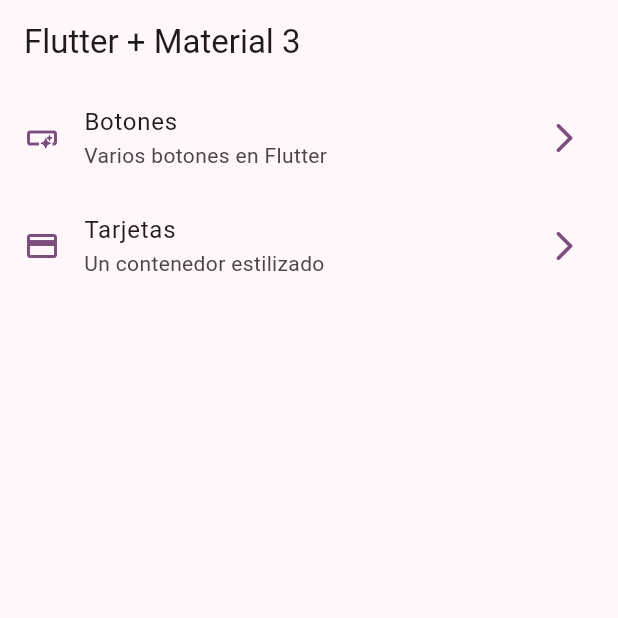
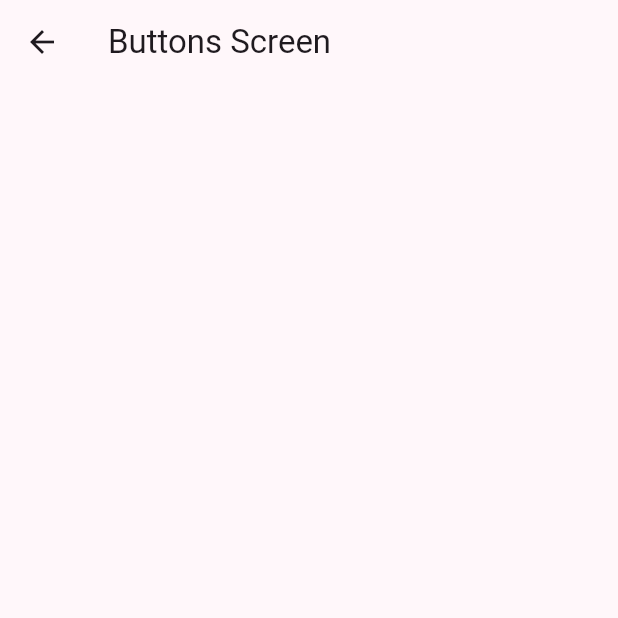
Before and after one commit to ChristianCeT/flutter-riverpod-widgets, a Flutter app: the screen it shows after launch, after a tap on "Botones", on a phone screen of 412 x 824 dp, the top half of it. Run offline on Flutter 3.47's test engine with Material 2 defaults, Android fonts, the phone set to English and light mode, and no system bars.

```diff
--- a/lib/config/menu/menu_items.dart
+++ b/lib/config/menu/menu_items.dart
@@ -24,7 +24,7 @@ const appMenuItems = <MenuItem>[
   MenuItem(
     title: 'Tarjetas',
     subTitle: 'Un contenedor estilizado',
-    link: '/card',
+    link: '/cards',
     icon: Icons.credit_card,
   ),
 ];
--- a/lib/main.dart
+++ b/lib/main.dart
@@ -1,5 +1,7 @@
 import 'package:flutter/material.dart';
 import 'package:widgets_app/config/theme/app_theme.dart';
+import 'package:widgets_app/presentation/screens/buttons/buttons_screen.dart';
+import 'package:widgets_app/presentation/screens/cards/cards_screen.dart';
 import 'package:widgets_app/presentation/screens/home/home_screen.dart';
 
 void main() => runApp(const MyApp());
@@ -14,6 +16,10 @@ class MyApp extends StatelessWidget {
       theme: AppTheme(selectedColor: 3).getTheme(),
       title: 'Material App',
       home: const HomeScreen(),
+      routes: {
+        '/buttons': (context) => const ButtonsScreen(),
+        '/cards': (context) => const CardsScreen(),
+      },
     );
   }
 }
--- /dev/null
+++ b/lib/presentation/screens/buttons/buttons_screen.dart
@@ -0,0 +1,14 @@
+import 'package:flutter/material.dart';
+
+class ButtonsScreen extends StatelessWidget {
+  const ButtonsScreen({super.key});
+
+  @override
+  Widget build(BuildContext context) {
+    return Scaffold(
+      appBar: AppBar(
+        title: const Text('Buttons Screen'),
+      ),
+    );
+  }
+}
--- a/lib/presentation/screens/home/home_screen.dart
+++ b/lib/presentation/screens/home/home_screen.dart
@@ -1,5 +1,6 @@
 import 'package:flutter/material.dart';
 import 'package:widgets_app/config/menu/menu_items.dart';
+import 'package:widgets_app/presentation/screens/buttons/buttons_screen.dart';
 
 class HomeScreen extends StatelessWidget {
   const HomeScreen({super.key});
@@ -52,7 +53,15 @@ class _CustomListTitle extends StatelessWidget {
       ),
       title: Text(menuItem.title),
       subtitle: Text(menuItem.subTitle),
-      onTap: () {},
+      onTap: () {
+        /* Navigator.of(context).push(
+          MaterialPageRoute(
+            builder: (context) => const ButtonsScreen(),
+          ),
+        ); */
+
+        Navigator.of(context).pushNamed(menuItem.link);
+      },
     );
   }
 }
```
Also changed, not shown: lib/presentation/screens/cards/cards_screen.dart (added, +14 -0 lines).
